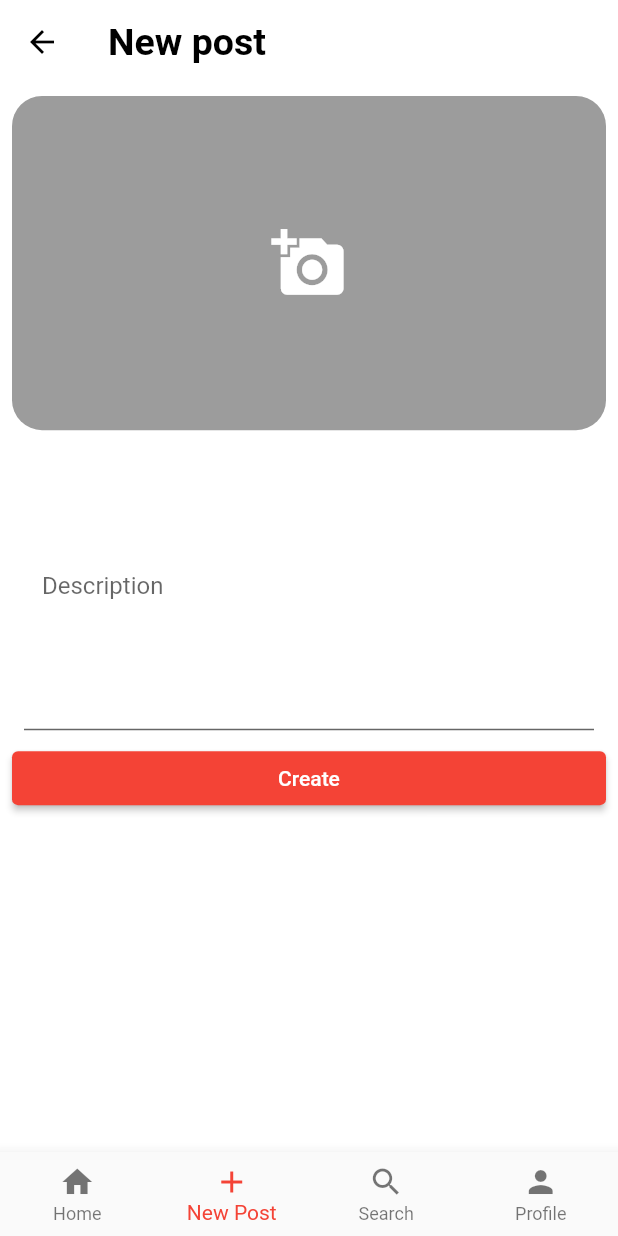
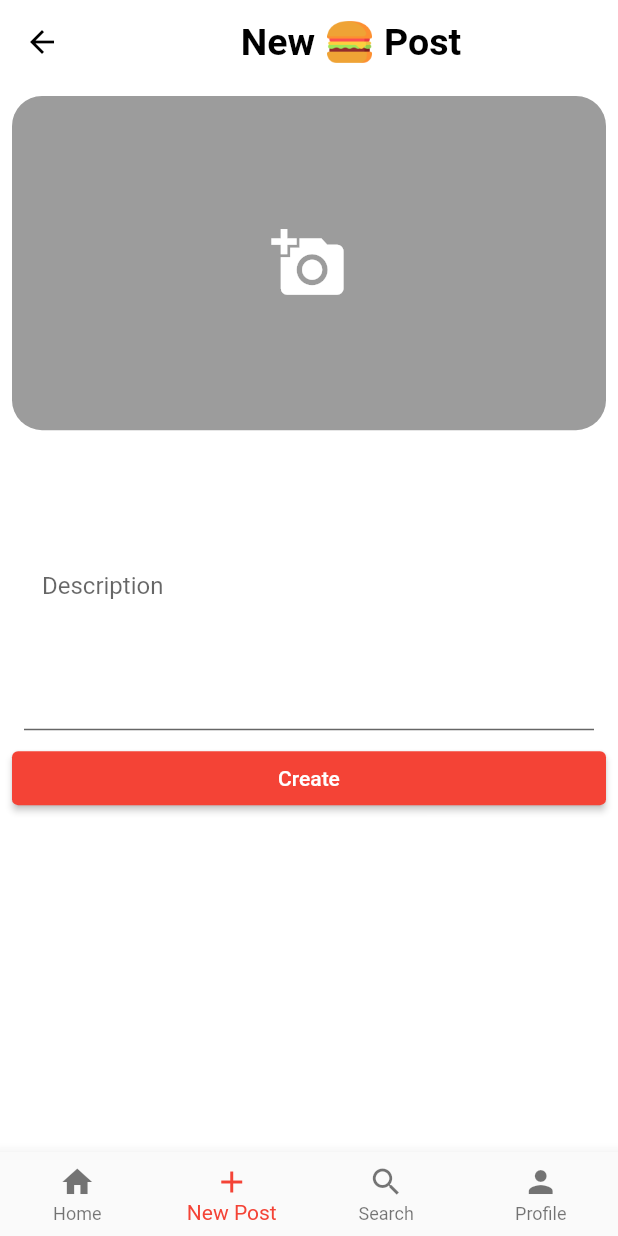
Before and after one commit to dariomtz/piggram_mobile, a Flutter app: the Menu screen opened directly, item 2 of the bottom bar chosen, on a phone screen of 412 x 824 dp. Run offline on Flutter 3.47's test engine with Material 2 defaults, Android fonts, the phone set to English and light mode, and no system bars; our stand-ins replace bloc, cloud_firestore, equatable, firebase_auth, firebase_core, firebase_storage and 5 more; accounts and stored records are empty.

Commit message:
Add appbar icon

```diff
--- a/lib/pages/main/menu.dart
+++ b/lib/pages/main/menu.dart
@@ -36,12 +36,14 @@ class _MenuState extends State<Menu> {
           .add(ProfilePageGetProfileEvent());
     }
   ];
-  static List<String> appbarTitles = [
-    'FoodShare',
-    'New post',
-    'Search',
-    'My profile',
+
+  List<Widget> appbarTitles = [
+    AppBarTitle(word1: "Food", word2: "Share"),
+    AppBarTitle(word1: "New", word2: "Post"),
+    AppBarTitle(word1: "", word2: "Search"),
+    AppBarTitle(word1: "My", word2: "Profile"),
   ];
+
   void _onItemTapped(int index) {
     setState(() {
       _selectedIndex = index;
@@ -54,7 +56,7 @@ class _MenuState extends State<Menu> {
     return Scaffold(
       appBar: AppBar(
         elevation: 0,
-        title: Text(appbarTitles.elementAt(_selectedIndex)),
+        title: appbarTitles.elementAt(_selectedIndex),
       ),
       body: _widgetOptions.elementAt(_selectedIndex),
       bottomNavigationBar: BottomNavigationBar(
@@ -83,3 +85,28 @@ class _MenuState extends State<Menu> {
     );
   }
 }
+
+class AppBarTitle extends StatelessWidget {
+  final String word1, word2;
+  const AppBarTitle({Key? key, required this.word1, required this.word2})
+      : super(key: key);
+
+  @override
+  Widget build(BuildContext context) {
+    return Row(
+      mainAxisAlignment: MainAxisAlignment.center,
+      children: [
+        Text(word1),
+        Padding(
+          padding: const EdgeInsets.all(8.0),
+          child: Image.asset(
+            "assets/app_icon.png",
+            height: 30,
+            width: 30,
+          ),
+        ),
+        Text(word2),
+      ],
+    );
+  }
+}
```
